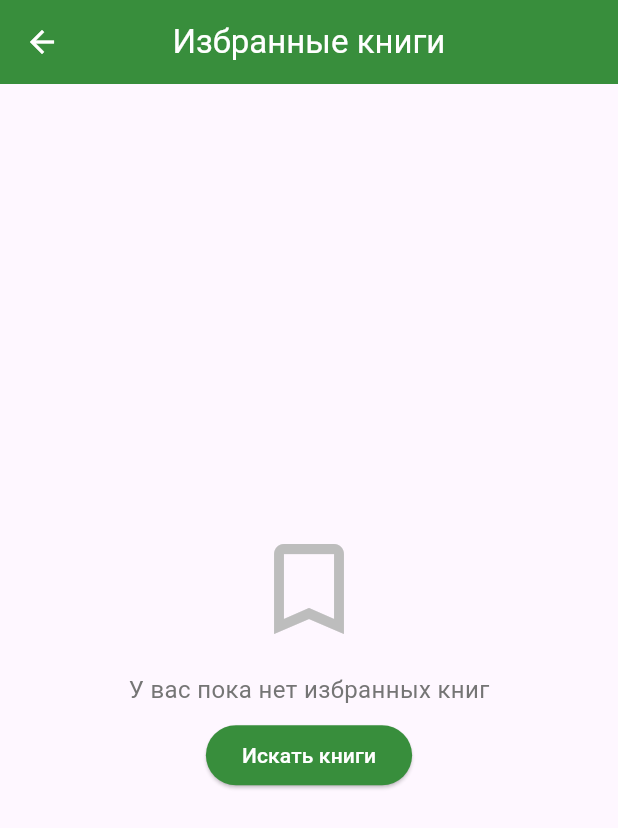
After one commit to DinaBusinessQueen/simple_library_app, a Flutter app: the screen it shows after launch, after a tap on the "bookmark" icon, on a phone screen of 412 x 824 dp. The commit adds this screen. Shown: the top 828 px of the screen. Run offline on Flutter 3.47's test engine with Material 3 defaults, Android fonts, the light colour scheme and no system bars; our stand-ins replace sqflite; accounts and stored records are empty.

Commit message:
добавила страницу, на которой отображается список избранных книг

```diff
--- /dev/null
+++ b/lib/screens/favorites_screen.dart
@@ -0,0 +1,158 @@
+import 'package:flutter/material.dart';
+import 'package:provider/provider.dart';
+import '../models/book.dart';
+import '../services/user_service.dart';
+import '../widgets/bookmark_button.dart';
+import 'book_details_page.dart';
+
+class FavoritesScreen extends StatefulWidget {
+  const FavoritesScreen({Key? key}) : super(key: key);
+
+  @override
+  State<FavoritesScreen> createState() => _FavoritesScreenState();
+}
+
+class _FavoritesScreenState extends State<FavoritesScreen> {
+  @override
+  void initState() {
+    super.initState();
+    // Загружаем избранные книги при открытии экрана
+    WidgetsBinding.instance.addPostFrameCallback((_) {
+      Provider.of<UserService>(context, listen: false).loadFavoriteBooks();
+    });
+  }
+
+  @override
+  Widget build(BuildContext context) {
+    return Scaffold(
+      appBar: AppBar(
+        title: const Text('Избранные книги'),
+        backgroundColor: Colors.green[700],
+        foregroundColor: Colors.white,
+        centerTitle: true,
+      ),
+      body: Consumer<UserService>(
+        builder: (context, userService, child) {
+          final favoriteBooks = userService.favoriteBooks;
+
+          if (favoriteBooks.isEmpty) {
+            return Center(
+              child: Column(
+                mainAxisAlignment: MainAxisAlignment.center,
+                children: [
+                  Icon(
+                    Icons.bookmark_border,
+                    size: 80,
+                    color: Colors.grey[400],
+                  ),
+                  const SizedBox(height: 16),
+                  Text(
+                    'У вас пока нет избранных книг',
+                    style: TextStyle(fontSize: 16, color: Colors.grey[600]),
+                  ),
+                  const SizedBox(height: 8),
+                  ElevatedButton(
+                    onPressed: () {
+                      Navigator.of(context).pop(); // Возврат на экран поиска
+                    },
+                    style: ElevatedButton.styleFrom(
+                      backgroundColor: Colors.green[700],
+                      foregroundColor: Colors.white,
+                    ),
+                    child: const Text('Искать книги'),
+                  ),
+                ],
+              ),
+            );
+          }
+
+          return ListView.builder(
+            itemCount: favoriteBooks.length,
+            itemBuilder: (context, index) {
+              final book = favoriteBooks[index];
+
+              return Card(
+                margin: const EdgeInsets.symmetric(horizontal: 10, vertical: 5),
+                elevation: 3,
+                child: ListTile(
+                  contentPadding: const EdgeInsets.all(10),
+                  leading:
+                      book.thumbnailUrl != null
+                          ? ClipRRect(
+                            borderRadius: BorderRadius.circular(4),
+                            child: Image.network(
+                              book.thumbnailUrl!,
+                              width: 50,
+                              fit: BoxFit.cover,
+                              errorBuilder:
+                                  (context, error, stackTrace) => Container(
+                                    width: 50,
+                                    color: Colors.grey[300],
+                                    child: const Icon(Icons.book),
+                                  ),
+                            ),
+                          )
+                          : Container(
+                            width: 50,
+                            color: Colors.grey[300],
+                            child: const Icon(Icons.book),
+                          ),
+                  title: Text(
+                    book.title,
+                    style: const TextStyle(fontWeight: FontWeight.bold),
+                  ),
+                  subtitle: Column(
+                    crossAxisAlignment: CrossAxisAlignment.start,
+                    children: [
+                      Text(
+                        book.authors,
+                        style: TextStyle(color: Colors.green[800]),
+                      ),
+                      if (book.publisher != null)
+                        Text(
+                          book.publisher!,
+                          style: const TextStyle(fontSize: 12),
+                        ),
+                    ],
+                  ),
+                  trailing: BookmarkButton(book: book, size: 20),
+                  onTap: () {
+                    // Создаем Map объект, который будет имитировать формат данных с Google Books API
+                    final bookMap = {
+                      'id': book.id,
+                      'volumeInfo': {
+                        'title': book.title,
+                        'authors': book.authors.split(', '),
+                        'description': book.description,
+                        'publisher': book.publisher,
+                        'publishedDate': book.publishedDate,
+                        'industryIdentifiers':
+                            book.isbn != null
+                                ? [
+                                  {'type': 'ISBN_13', 'identifier': book.isbn},
+                                ]
+                                : [],
+                        'imageLinks':
+                            book.thumbnailUrl != null
+                                ? {'thumbnail': book.thumbnailUrl}
+                                : {},
+                        'pageCount': book.pageCount,
+                      },
+                    };
+
+                    Navigator.push(
+                      context,
+                      MaterialPageRoute(
+                        builder: (context) => BookDetailsPage(book: bookMap),
+                      ),
+                    );
+                  },
+                ),
+              );
+            },
+          );
+        },
+      ),
+    );
+  }
+}
--- a/lib/screens/home_screen.dart
+++ b/lib/screens/home_screen.dart
@@ -2,6 +2,7 @@ import 'package:flutter/material.dart';
 import 'package:provider/provider.dart';
 import 'package:simple_library_app/constants/app_constants.dart';
 import 'package:simple_library_app/screens/book_details_page.dart';
+import 'package:simple_library_app/screens/favorites_screen.dart';
 import '../services/google_books_api.dart';
 import '../models/book.dart';
 import '../widgets/bookmark_button.dart';
@@ -45,10 +46,24 @@ class _HomeScreenState extends State<HomeScreen> {
         toolbarHeight: 70,
         elevation: 5,
         shadowColor: Colors.green[700],
+        actions: [
+          IconButton(
+            icon: const Icon(Icons.bookmark, color: Colors.white),
+            onPressed: () {
+              Navigator.push(
+                context,
+                MaterialPageRoute(
+                  builder: (context) => const FavoritesScreen(),
+                ),
+              );
+            },
+            tooltip: 'Избранные книги',
+          ),
+        ],
       ),
       body: Column(
         children: [
-          const SizedBox(width: 20),
+          const SizedBox(height: 20),
           Padding(
             padding: const EdgeInsets.all(20.0),
             child: TextField(
```
